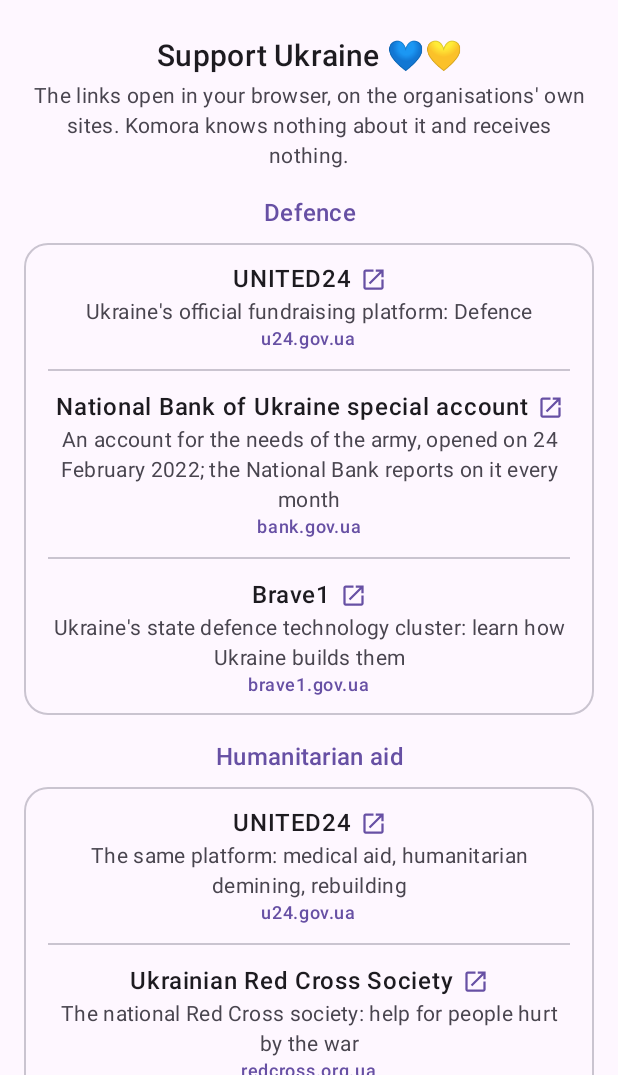
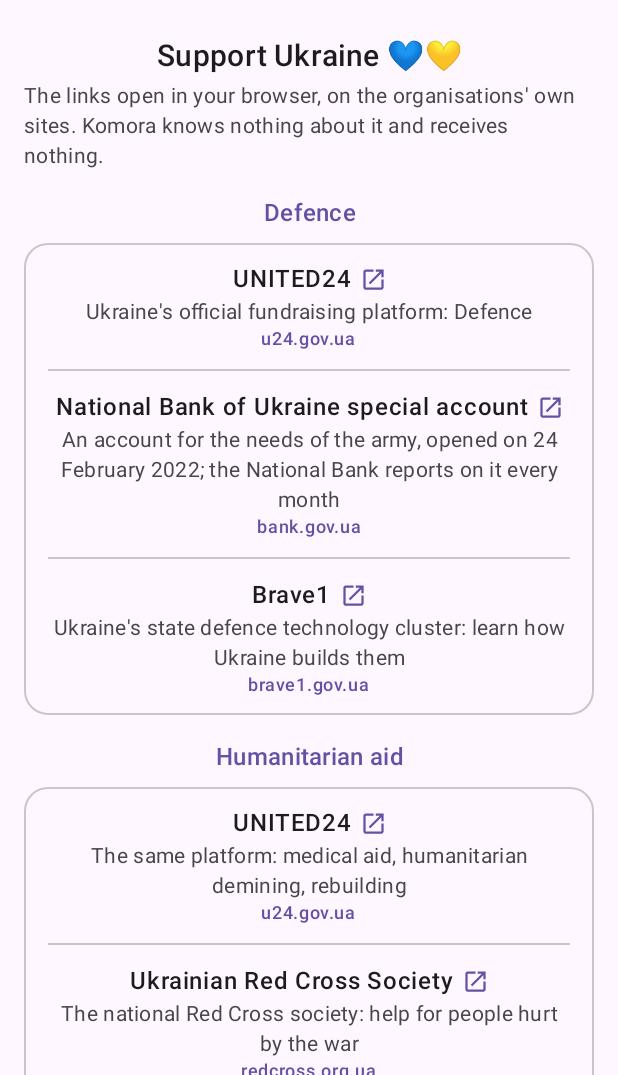
Before and after one commit to marybezuhla/komora, an Android app built with Jetpack Compose: the composable AboutPage shown on its own in the app's theme, scrolled down 1038 dp, on a phone screen of 412 x 824 dp, the part 161-1236 px from its top. Run offline under Robolectric (Android 15) with nearby library versions, the phone set to English and light mode, and no system bars; network calls fail.

Commit message:
Komora 0.3.1: Uninstall beside Open; paragraphs aligned left
- An installed, up-to-date app has "Open" and "Uninstall" side by side
  in its row; Uninstall in the theme's warning colour, Android asks first
- One rule for text: titles in the middle, paragraphs on the left (the
  letter in About stays in the middle)

Co-Authored-By: Claude Opus 5.5 <noreply@anthropic.com>

```diff
--- a/app/src/main/java/ua/komora/ui/AboutPage.kt
+++ b/app/src/main/java/ua/komora/ui/AboutPage.kt
@@ -132,26 +132,30 @@ internal fun AboutPage(onBack: () -> Unit) {
                 Text(stringResource(R.string.support_title), style = CardTitle, color = scheme.onSurface, textAlign = TextAlign.Center,
                     modifier = Modifier.semantics { heading() })
                 Spacer(Modifier.height(4.dp))
-                Text(stringResource(R.string.support_note), style = MaterialTheme.typography.bodyMedium, color = scheme.onSurfaceVariant, textAlign = TextAlign.Center)
+                Text(stringResource(R.string.support_note), style = MaterialTheme.typography.bodyMedium, color = scheme.onSurfaceVariant,
+                    modifier = Modifier.fillMaxWidth())
                 Spacer(Modifier.height(16.dp))
                 CauseGroup(R.string.support_defence, DEFENCE, open)
                 Spacer(Modifier.height(16.dp))
                 CauseGroup(R.string.support_humanitarian, HUMANITARIAN, open)
                 Spacer(Modifier.height(12.dp))
-                Text(stringResource(R.string.support_any), style = MaterialTheme.typography.bodyMedium, color = scheme.onSurfaceVariant, textAlign = TextAlign.Center)
+                Text(stringResource(R.string.support_any), style = MaterialTheme.typography.bodyMedium, color = scheme.onSurfaceVariant,
+                    modifier = Modifier.fillMaxWidth())
 
                 Spacer(Modifier.height(24.dp))
                 Text(stringResource(R.string.about_title), style = CardTitle, color = scheme.onSurface, textAlign = TextAlign.Center,
                     modifier = Modifier.semantics { heading() })
                 Spacer(Modifier.height(4.dp))
-                Text(stringResource(R.string.about_text), style = MaterialTheme.typography.bodyMedium, color = scheme.onSurfaceVariant, textAlign = TextAlign.Center)
+                Text(stringResource(R.string.about_text), style = MaterialTheme.typography.bodyMedium, color = scheme.onSurfaceVariant,
+                    modifier = Modifier.fillMaxWidth())
                 val context = LocalContext.current
                 val version = remember {
                     runCatching { context.packageManager.getPackageInfo(context.packageName, 0).versionName }.getOrNull()
                 }
                 version?.let {
                     Spacer(Modifier.height(4.dp))
-                    Text(stringResource(R.string.about_version, it), style = MaterialTheme.typography.bodyMedium, color = scheme.onSurfaceVariant, textAlign = TextAlign.Center)
+                    Text(stringResource(R.string.about_version, it), style = MaterialTheme.typography.bodyMedium, color = scheme.onSurfaceVariant,
+                        modifier = Modifier.fillMaxWidth())
                 }
                 Row {
                     TextButton(onClick = { open(SOURCE_URL) }) { Text(stringResource(R.string.source_code)) }
--- a/app/src/main/java/ua/komora/ui/MainActivity.kt
+++ b/app/src/main/java/ua/komora/ui/MainActivity.kt
@@ -263,6 +263,7 @@ class MainActivity : ComponentActivity() {
                                 start(Intent(Settings.ACTION_APPLICATION_DETAILS_SETTINGS, Uri.parse("package:$pkg")))
                             },
                             start = ::start,
+                            uninstall = { pkg -> start(Intent(Intent.ACTION_DELETE, Uri.parse("package:$pkg"))) },
                         ),
                     )
                 }
@@ -317,6 +318,8 @@ internal class Actions(
     val canOpen: (String) -> Boolean,
     val appSettings: (String) -> Unit,
     val start: (Intent) -> Unit,
+    /** Android's own "Uninstall?" question for the app. */
+    val uninstall: (String) -> Unit = { },
 )
 
 @OptIn(ExperimentalMaterial3Api::class)
--- a/app/src/main/res/values/strings.xml
+++ b/app/src/main/res/values/strings.xml
@@ -184,4 +184,5 @@
     <string name="share_sources">Share the list</string>
     <string name="add_err_some">Could not add: %1$s</string>
     <string name="open_fullscreen">open full screen</string>
+    <string name="uninstall">Uninstall</string>
 </resources>
```
Also changed, not shown: app/src/main/java/ua/komora/ui/ListScreen.kt (+27 -1 lines), app/src/main/java/ua/komora/ui/SourcesUi.kt (+1 -16 lines), 2 other files.
